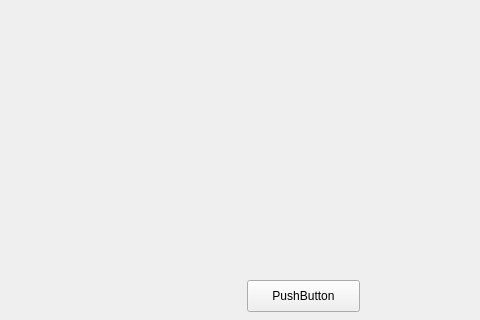
First picture: the form in TP1/pythonApp/designer/myTp1MainWindow.ui, repository benjacarlos/ASSD-G4, before the edit; both pictures show x 123 to 603 and y 150 to 470 of the 800 by 600 pixel window.
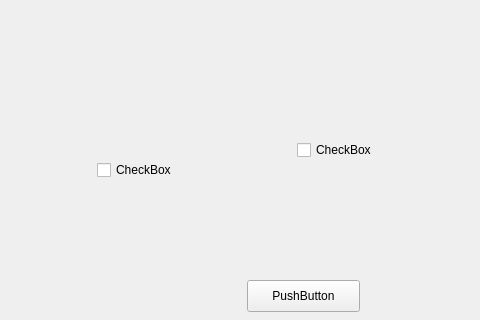
Second picture: the form after the edit.

```diff
--- a/TP1/pythonApp/designer/myTp1MainWindow.ui
+++ b/TP1/pythonApp/designer/myTp1MainWindow.ui
@@ -27,6 +27,32 @@
      <string>PushButton</string>
     </property>
    </widget>
+   <widget class="QCheckBox" name="checkBox">
+    <property name="geometry">
+     <rect>
+      <x>220</x>
+      <y>310</y>
+      <width>87</width>
+      <height>20</height>
+     </rect>
+    </property>
+    <property name="text">
+     <string>CheckBox</string>
+    </property>
+   </widget>
+   <widget class="QCheckBox" name="checkBox_2">
+    <property name="geometry">
+     <rect>
+      <x>420</x>
+      <y>290</y>
+      <width>87</width>
+      <height>20</height>
+     </rect>
+    </property>
+    <property name="text">
+     <string>CheckBox</string>
+    </property>
+   </widget>
   </widget>
   <widget class="QMenuBar" name="menubar">
    <property name="geometry">
```
